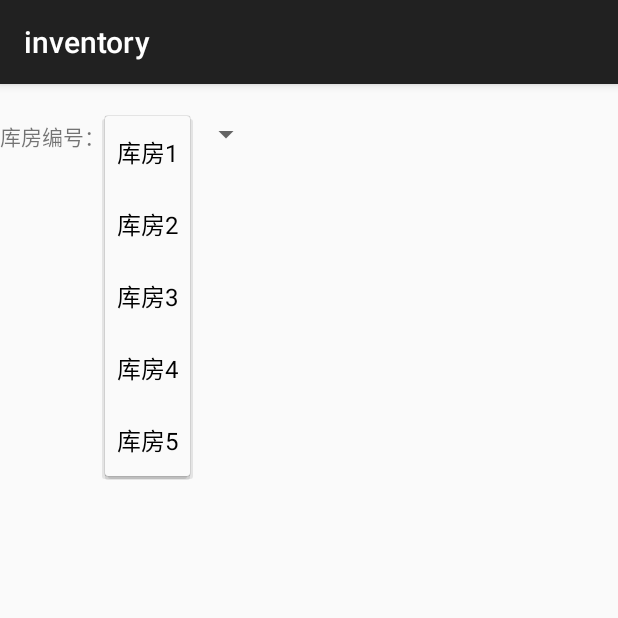
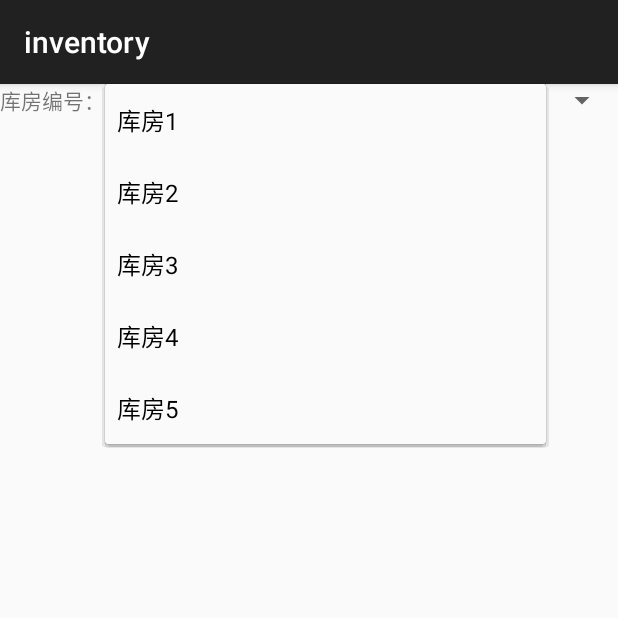
Before and after one commit to kidrocky/inventory_tools, an Android app: the inventory screen opened directly, with no data from a screen before it, after a tap on "库房1", on a phone screen of 412 x 824 dp, the top half of it. Run offline under Robolectric (Android 15) with nearby library versions, the phone set to English and light mode, and no system bars.

Commit message:
盘库业务ui调整

```diff
--- a/app/src/main/res/layout/activity_inventory.xml
+++ b/app/src/main/res/layout/activity_inventory.xml
@@ -9,15 +9,15 @@
         android:text="@string/str_storehouse_num"
         android:id="@+id/tv_store_label"
         android:layout_alignParentTop="true"
-        android:layout_alignParentStart="true"
-        android:layout_marginTop="24dp"/>
+        android:layout_alignParentStart="true"/>
 
     <Spinner
-        android:layout_width="wrap_content"
+        android:layout_width="match_parent"
         android:layout_height="wrap_content"
         android:id="@+id/spinner_storehouses"
         android:layout_alignBottom="@+id/tv_store_label"
         android:layout_toEndOf="@+id/tv_store_label"
-        android:spinnerMode="dropdown"/>
+        android:spinnerMode="dropdown"
+        android:layout_alignTop="@+id/tv_store_label"/>
 
 </RelativeLayout>
```
